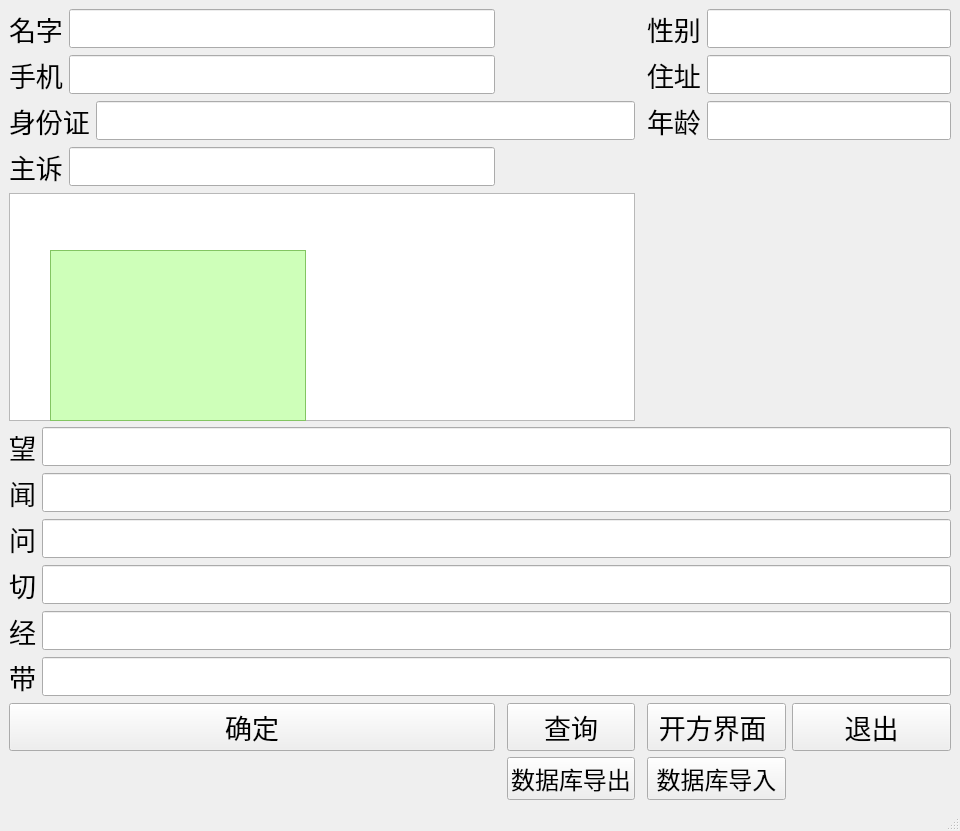
Above: UI/information.ui from DefJia/TCM-Retrieval-System before the change. Below: the same form after it.
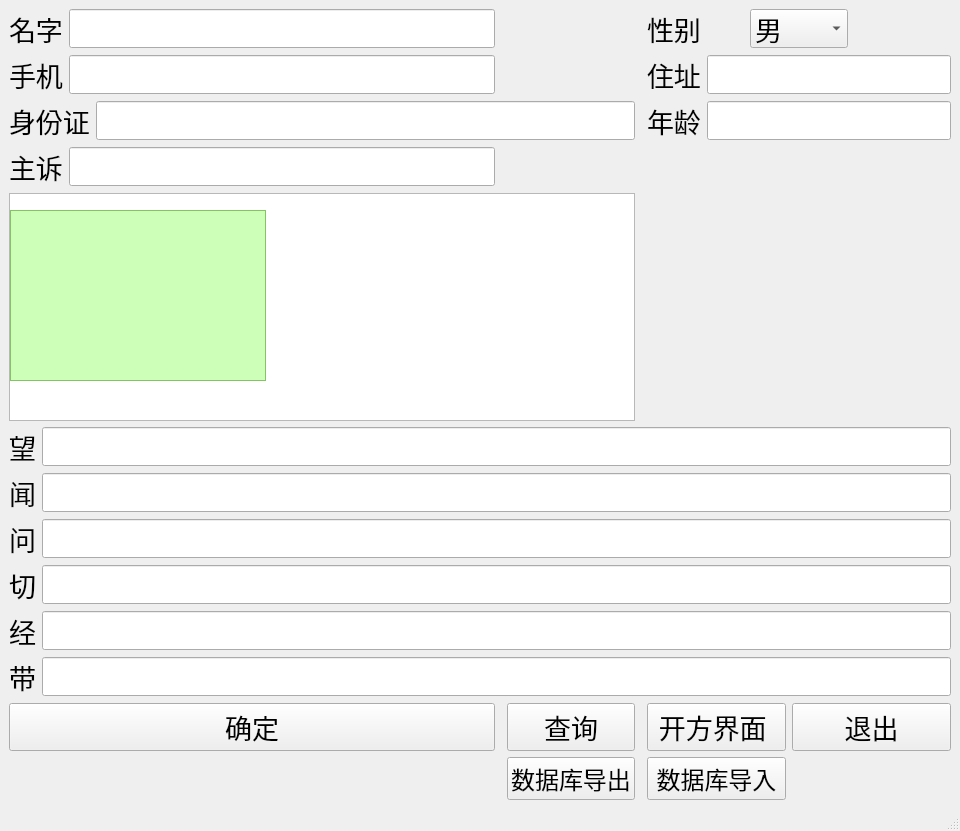
That is the form after the change.

```diff
--- a/UI/information.ui
+++ b/UI/information.ui
@@ -368,12 +368,29 @@
        </widget>
       </item>
       <item>
-       <widget class="QLineEdit" name="lineGender">
+       <widget class="QComboBox" name="boxGender">
         <property name="font">
          <font>
           <pointsize>20</pointsize>
          </font>
         </property>
+        <item>
+         <property name="text">
+          <string>男</string>
+         </property>
+        </item>
+        <item>
+         <property name="text">
+          <string>女</string>
+         </property>
+        </item>
+       </widget>
+      </item>
+      <item>
+       <widget class="QLabel" name="label_2">
+        <property name="text">
+         <string>       </string>
+        </property>
        </widget>
       </item>
      </layout>
@@ -406,8 +423,8 @@
    <widget class="QTableWidget" name="option">
     <property name="geometry">
      <rect>
-      <x>50</x>
-      <y>250</y>
+      <x>10</x>
+      <y>210</y>
       <width>256</width>
       <height>171</height>
      </rect>
```
Left out of the diff: 223 changed lines with no effect on the pictures.
